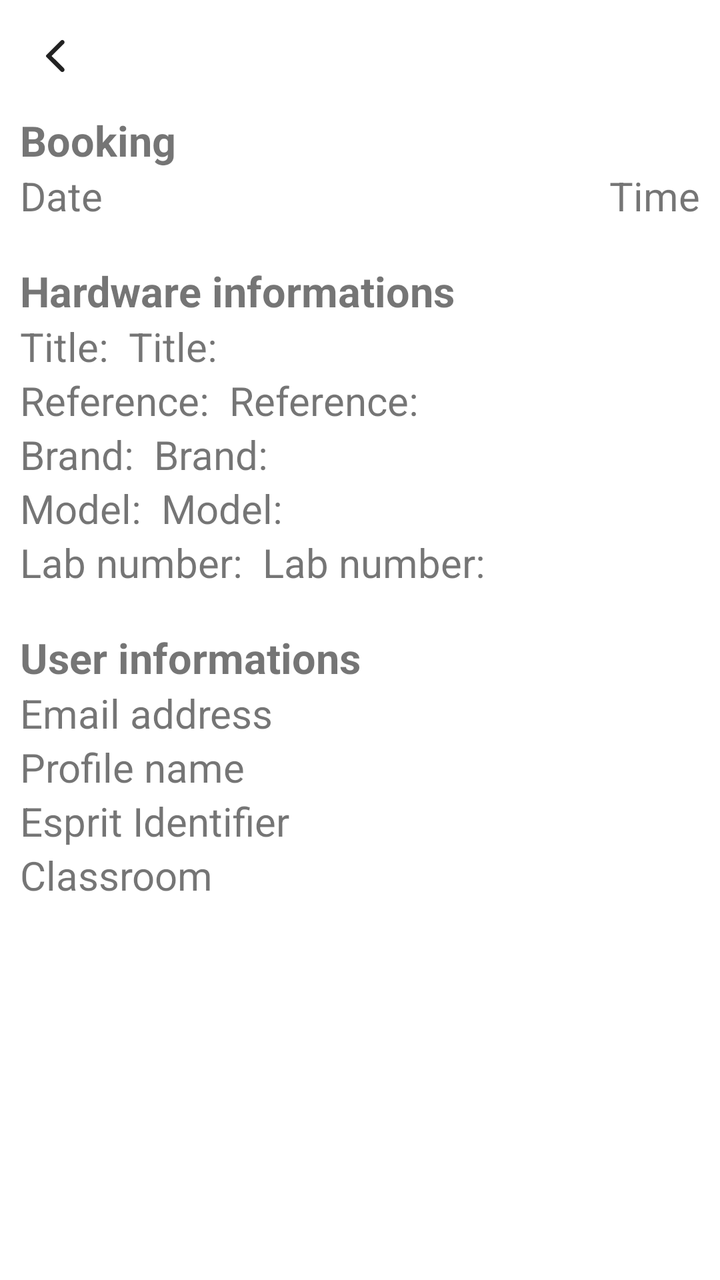
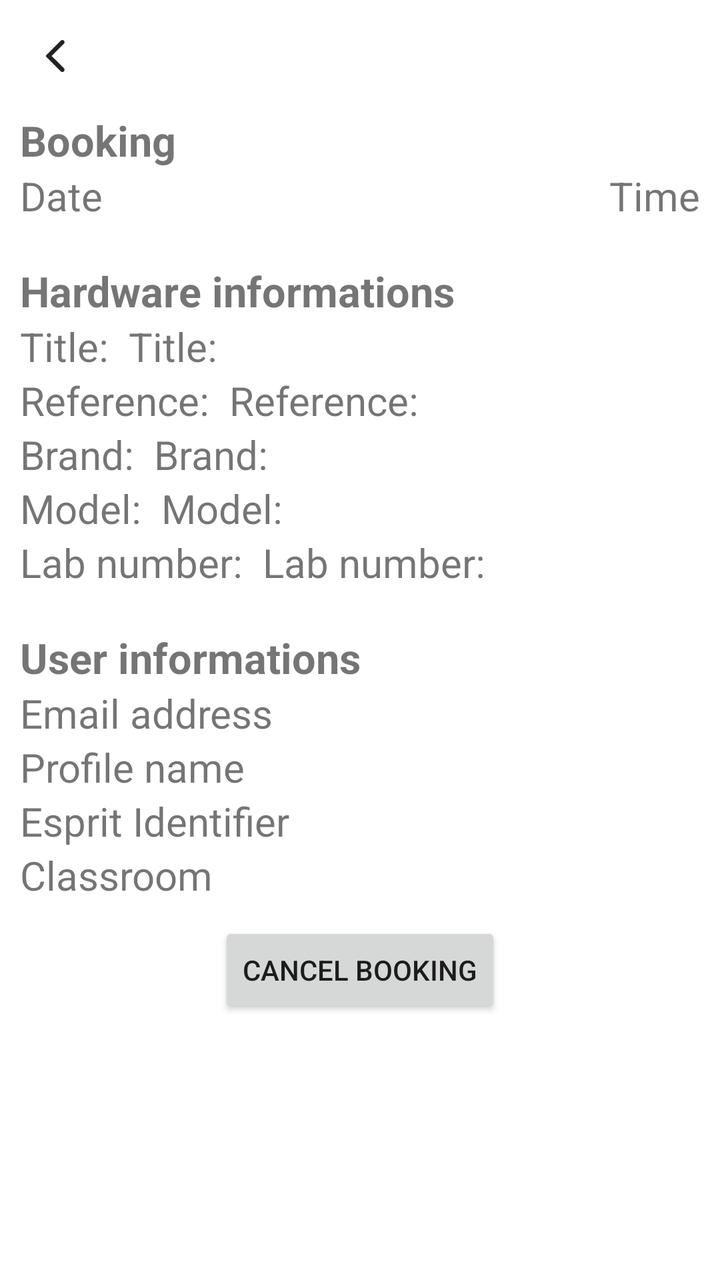

The first picture is an Android layout as it rendered before a commit; the second is the same layout after the commit. The layout source and the unified diff follow.
<!-- AndroidManifest.xml: application theme Theme.PIMProject -->
<!-- res/layout/activity_booking_details.xml -->
<?xml version="1.0" encoding="utf-8"?>
<ScrollView
    xmlns:android="http://schemas.android.com/apk/res/android"
    xmlns:tools="http://schemas.android.com/tools"
    android:layout_width="match_parent"
    android:layout_height="match_parent"
    tools:context=".activities.BookingDetailsActivity" >

    <LinearLayout
        android:layout_width="match_parent"
        android:layout_height="wrap_content"
        android:orientation="vertical" >

        <include
            layout="@layout/toolbar" />

        <LinearLayout
            android:layout_width="match_parent"
            android:layout_height="match_parent"
            android:orientation="vertical"
            android:layout_marginStart="10dp"
            android:layout_marginEnd="10dp" >


            <TextView
                android:layout_width="wrap_content"
                android:layout_height="wrap_content"
                android:textSize="21sp"
                android:text="@string/booking"
                android:textStyle="bold"/>

            <RelativeLayout
                android:layout_width="match_parent"
                android:layout_height="wrap_content"
                android:layout_marginBottom="20dp">

                <TextView
                    android:id="@+id/booking_details_date"
                    android:layout_width="wrap_content"
                    android:layout_height="wrap_content"
                    android:textSize="20sp"
                    android:text="@string/date"/>

                <TextView
                    android:id="@+id/booking_details_time"
                    android:layout_width="wrap_content"
                    android:layout_height="wrap_content"
                    android:textSize="20sp"
                    android:layout_alignParentEnd="true"
                    android:text="@string/time"/>

            </RelativeLayout>

            <TextView
                android:layout_width="wrap_content"
                android:layout_height="wrap_content"
                android:textSize="21sp"
                android:text="@string/hardware_informations"
                android:textStyle="bold"/>

            <LinearLayout
                android:layout_width="wrap_content"
                android:layout_height="wrap_content">

                <TextView
                    android:layout_width="wrap_content"
                    android:layout_height="wrap_content"
                    android:textSize="20sp"
                    android:text="@string/title"
                    android:layout_marginEnd="10dp"/>

                <TextView
                    android:id="@+id/booking_details_title"
                    android:layout_width="wrap_content"
                    android:layout_height="wrap_content"
                    android:textSize="20sp"
                    android:text="@string/title"/>
            </LinearLayout>


            <LinearLayout
                android:layout_width="wrap_content"
                android:layout_height="wrap_content">

                <TextView
                    android:layout_width="wrap_content"
                    android:layout_height="wrap_content"
                    android:textSize="20sp"
                    android:layout_marginEnd="10dp"
                    android:text="@string/reference"/>

                <TextView
                    android:id="@+id/booking_details_refrence"
                    android:layout_width="wrap_content"
                    android:layout_height="wrap_content"
                    android:textSize="20sp"
                    android:text="@string/reference"/>

            </LinearLayout>

            <LinearLayout
                android:layout_width="wrap_content"
                android:layout_height="wrap_content">

                <TextView
                    android:layout_width="wrap_content"
                    android:layout_height="wrap_content"
                    android:textSize="20sp"
                    android:layout_marginEnd="10dp"
                    android:text="@string/brand" />

                <TextView
                    android:id="@+id/booking_details_brand"
                    android:layout_width="wrap_content"
                    android:layout_height="wrap_content"
                    android:textSize="20sp"
                    android:text="@string/brand" />

            </LinearLayout>

            <LinearLayout
                android:layout_width="wrap_content"
                android:layout_height="wrap_content">

            <TextView
                android:layout_width="wrap_content"
                android:layout_height="wrap_content"
                android:textSize="20sp"
                android:layout_marginEnd="10dp"
                android:text="@string/model" />

                <TextView
                    android:id="@+id/booking_details_model"
                    android:layout_width="wrap_content"
                    android:layout_height="wrap_content"
                    android:textSize="20sp"
                    android:layout_marginEnd="10dp"
                    android:text="@string/model" />
            </LinearLayout>

            <LinearLayout
                android:layout_width="wrap_content"
                android:layout_height="wrap_content">

            <TextView
                android:layout_width="wrap_content"
                android:layout_height="wrap_content"
                android:textSize="20sp"
                android:text="@string/lab_number"
                android:layout_marginEnd="10dp"
                android:layout_marginBottom="20dp"/>

                <TextView
                    android:id="@+id/booking_details_lab"
                    android:layout_width="wrap_content"
                    android:layout_height="wrap_content"
                    android:textSize="20sp"
                    android:text="@string/lab_number"
                    android:layout_marginBottom="20dp"/>

            </LinearLayout>

            <TextView
                android:layout_width="wrap_content"
                android:layout_height="wrap_content"
                android:textSize="21sp"
                android:text="@string/user_informations"
                android:textStyle="bold"/>


            <TextView
                android:id="@+id/booking_details_user_email"
                android:layout_width="wrap_content"
                android:layout_height="wrap_content"
                android:textSize="20sp"
                android:text="@string/email_address" />

            <TextView
                android:id="@+id/booking_details_user_name"
                android:layout_width="wrap_content"
                android:layout_height="wrap_content"
                android:textSize="20sp"
                android:text="@string/profile_name"/>


            <TextView
                android:id="@+id/booking_details_user_id"
                android:layout_width="wrap_content"
                android:layout_height="wrap_content"
                android:textSize="20sp"
                android:text="@string/esprit_identifier"/>


            <TextView
                android:id="@+id/booking_details_user_classroom"
                android:layout_width="wrap_content"
                android:layout_height="wrap_content"
                android:textSize="20sp"
                android:text="@string/classroom" />
        </LinearLayout>

    </LinearLayout>

</ScrollView>
<!-- res/layout/toolbar.xml (included above) -->
<?xml version="1.0" encoding="utf-8"?>
<com.google.android.material.appbar.MaterialToolbar
    xmlns:android="http://schemas.android.com/apk/res/android"
    xmlns:app="http://schemas.android.com/apk/res-auto"
    android:layout_width="match_parent"
    android:layout_height="wrap_content"
    android:id="@+id/toolbar"
    app:navigationIcon="@drawable/ic_back" />
<!-- resources referenced by this layout -->
<resources>
  <!-- drawable ic_back (drawable) -->
  <vector xmlns:android="http://schemas.android.com/apk/res/android"
      android:width="10dp"
      android:height="16dp"
      android:viewportWidth="10"
      android:viewportHeight="16">
    <path
        android:pathData="M0.2255,8.5431C-0.0752,8.2429 -0.0752,7.7579 0.2255,7.4569L7.362,0.3257C7.7961,-0.1086 8.5023,-0.1086 8.9372,0.3257C9.3713,0.76 9.3713,1.4649 8.9372,1.8992L2.8323,8.0004L8.9372,14.1C9.3713,14.5351 9.3713,15.24 8.9372,15.6743C8.5023,16.1086 7.7961,16.1086 7.362,15.6743L0.2255,8.5431Z"
        android:fillColor="@color/mainText"
        android:fillType="evenOdd"/>
  </vector>
  <string name="booking">Booking</string>
  <string name="brand">Brand:</string>
  <string name="classroom">Classroom</string>
  <string name="date">Date</string>
  <string name="email_address">Email address</string>
  <string name="esprit_identifier">Esprit Identifier</string>
  <string name="hardware_informations">Hardware informations</string>
  <string name="lab_number">Lab number:</string>
  <string name="model">Model:</string>
  <string name="profile_name">Profile name</string>
  <string name="reference">Reference:</string>
  <string name="time">Time</string>
  <string name="title">Title:</string>
  <string name="user_informations">User informations</string>
  <style name="Theme.PIMProject" parent="Base.Theme.PIMProject" />
  <color name="mainText">#222222</color>
  <style name="Base.Theme.PIMProject" parent="Theme.MaterialComponents.DayNight.NoActionBar">
          
          <item name="colorPrimary">@color/colorPrimary</item>
          <item name="colorPrimaryVariant">@color/colorPrimaryDark</item>
          <item name="colorOnPrimary">@color/white</item>
          
          <item name="colorSecondary">@color/colorPrimary</item>
          <item name="colorSecondaryVariant">@color/colorPrimaryDark</item>
          <item name="colorOnSecondary">@color/black</item>
  
          <item name="android:statusBarColor">?attr/colorPrimary</item>
          <item name="android:windowLightStatusBar">true</item>
      </style>
  <color name="colorPrimary">#00DEF4</color>
  <color name="colorPrimaryDark">#1C00A1</color>
  <color name="white">#FFFFFFFF</color>
  <color name="black">#FF000000</color>
</resources>

<!-- the commit's change to res/layout/activity_booking_details.xml (unified diff, before → after) -->
@@ -19,7 +19,8 @@
             android:layout_height="match_parent"
             android:orientation="vertical"
             android:layout_marginStart="10dp"
-            android:layout_marginEnd="10dp" >
+            android:layout_marginEnd="10dp"
+            android:layout_marginBottom="10dp">
 
 
             <TextView
@@ -198,6 +199,13 @@
                 android:textSize="20sp"
                 android:text="@string/classroom" />
         </LinearLayout>
+
+        <Button
+            android:id="@+id/btn_cancel_booking"
+            android:layout_width="wrap_content"
+            android:layout_height="wrap_content"
+            android:layout_gravity="center"
+            android:text="@string/cancel_booking" />
 
     </LinearLayout>
 
<!-- resource entries referenced after the edit -->
@@ -13,6 +13,7 @@
   </vector>
   <string name="booking">Booking</string>
   <string name="brand">Brand:</string>
+  <string name="cancel_booking">Cancel booking</string>
   <string name="classroom">Classroom</string>
   <string name="date">Date</string>
   <string name="email_address">Email address</string>
